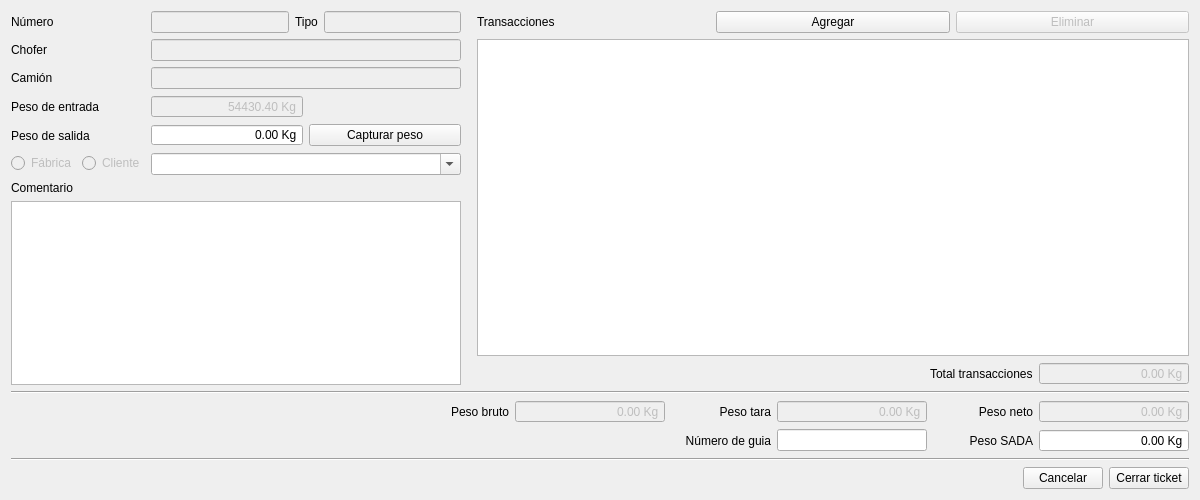
Above: romano/ui/close_ticket.ui from elshaka/Romano before the change. Below: the same form after it.
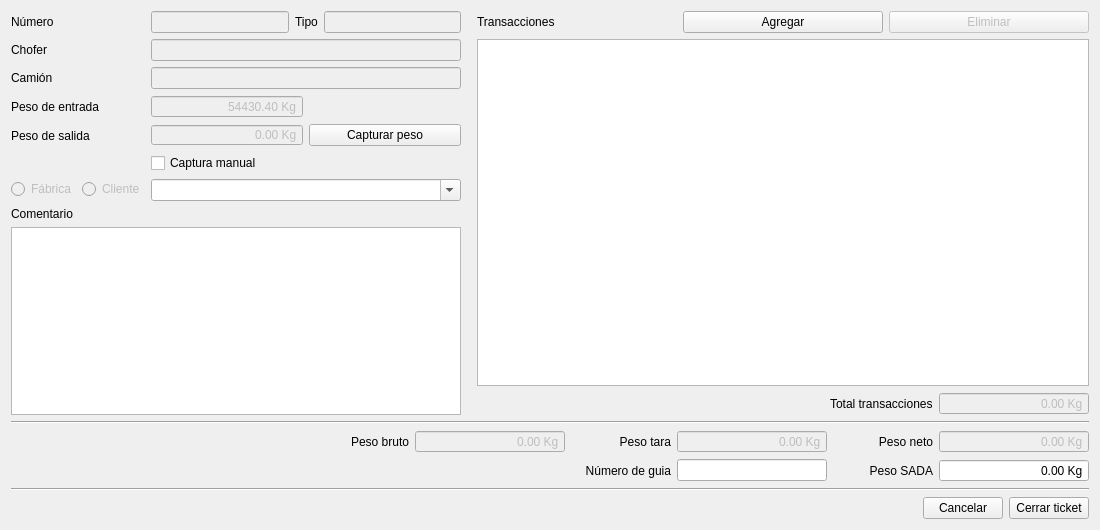
That is the form after the change. Icons and pictures are not drawn.

Commit message: Implemented manual weight. Fixed bug on serial thread

What changed in the file:
```diff
--- a/romano/ui/close_ticket.ui
+++ b/romano/ui/close_ticket.ui
@@ -6,14 +6,14 @@
    <rect>
     <x>0</x>
     <y>0</y>
-    <width>1200</width>
-    <height>500</height>
+    <width>1100</width>
+    <height>530</height>
    </rect>
   </property>
   <property name="minimumSize">
    <size>
-    <width>1024</width>
-    <height>500</height>
+    <width>1000</width>
+    <height>530</height>
    </size>
   </property>
   <property name="windowTitle">
@@ -180,6 +180,9 @@
             </item>
             <item row="1" column="0">
              <widget class="QDoubleSpinBox" name="outgoingWeightSpinBox">
+              <property name="enabled">
+               <bool>false</bool>
+              </property>
               <property name="focusPolicy">
                <enum>Qt::NoFocus</enum>
               </property>
@@ -190,7 +193,7 @@
                <set>Qt::AlignRight|Qt::AlignTrailing|Qt::AlignVCenter</set>
               </property>
               <property name="readOnly">
-               <bool>true</bool>
+               <bool>false</bool>
               </property>
               <property name="buttonSymbols">
                <enum>QAbstractSpinBox::NoButtons</enum>
@@ -205,7 +208,7 @@
             </item>
            </layout>
           </item>
-          <item row="4" column="0">
+          <item row="5" column="0">
            <layout class="QHBoxLayout" name="clientSelectLayout">
             <item>
              <widget class="QRadioButton" name="factoryButton">
@@ -229,7 +232,7 @@
             </item>
            </layout>
           </item>
-          <item row="4" column="1">
+          <item row="5" column="1">
            <layout class="QVBoxLayout" name="weightsLayout">
             <item>
              <widget class="QComboBox" name="clientsComboBox">
@@ -243,6 +246,13 @@
             </item>
            </layout>
           </item>
+          <item row="4" column="1">
+           <widget class="QCheckBox" name="manualCheckBox">
+            <property name="text">
+             <string>Captura manual</string>
+            </property>
+           </widget>
+          </item>
          </layout>
         </item>
         <item>
```
Left out of the diff: 2 changed lines with no effect on the pictures. The commit also changes 9 other files.
